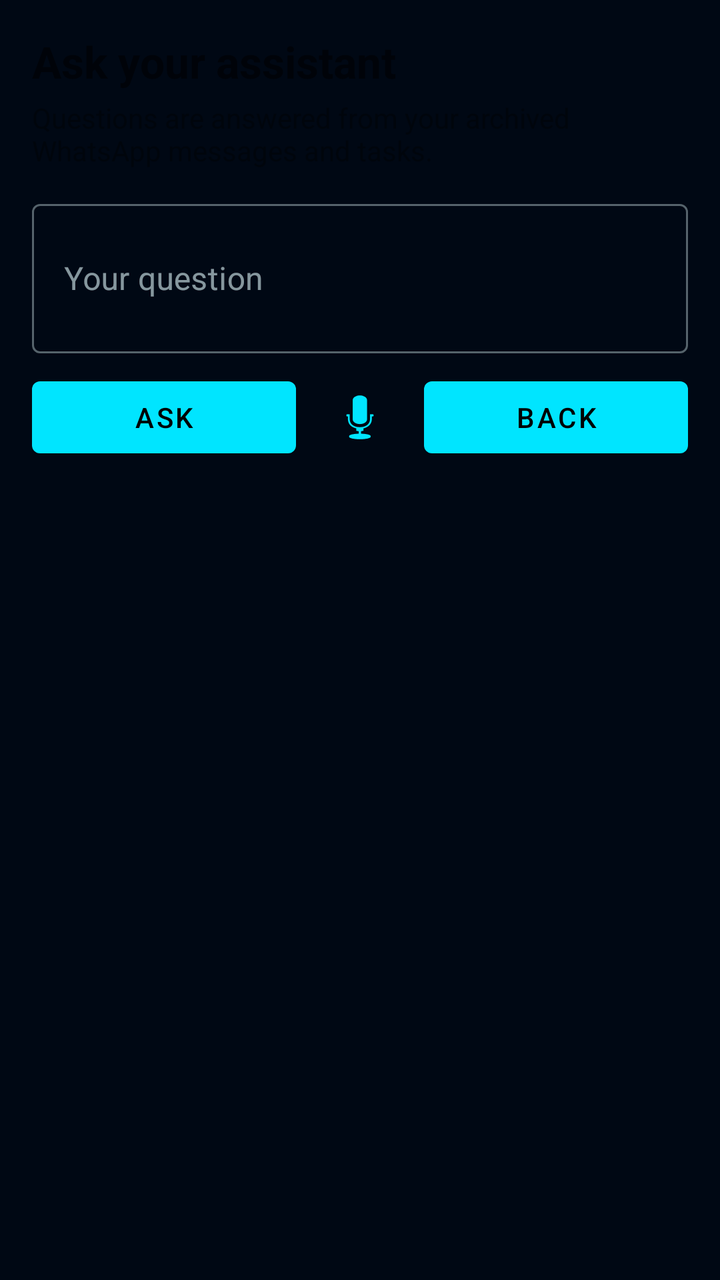
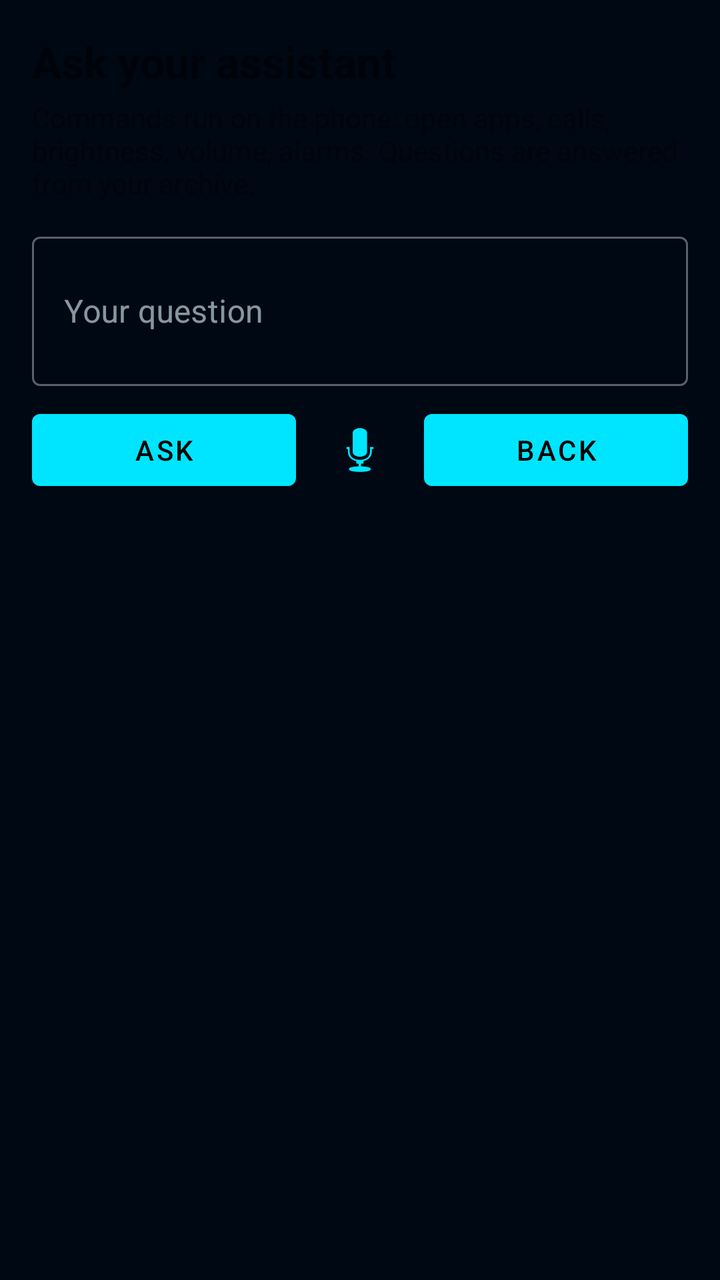

An Android layout rendered at two revisions. The XML below is the earlier revision; the diff shows what the commit changed to produce the second picture.
<!-- AndroidManifest.xml: application theme Theme.BonjeeNotifier -->
<!-- res/layout/activity_ask.xml -->
<?xml version="1.0" encoding="utf-8"?>
<LinearLayout xmlns:android="http://schemas.android.com/apk/res/android"
    xmlns:app="http://schemas.android.com/apk/res-auto"
    android:layout_width="match_parent"
    android:layout_height="match_parent"
    android:orientation="vertical"
    android:padding="16dp">

    <TextView
        android:layout_width="wrap_content"
        android:layout_height="wrap_content"
        android:text="Ask your assistant"
        android:textSize="22sp"
        android:textStyle="bold" />

    <TextView
        android:layout_width="match_parent"
        android:layout_height="wrap_content"
        android:layout_marginTop="4dp"
        android:layout_marginBottom="12dp"
        android:alpha="0.7"
        android:text="Questions are answered from your archived WhatsApp messages and tasks." />

    <com.google.android.material.textfield.TextInputLayout
        style="@style/Widget.MaterialComponents.TextInputLayout.OutlinedBox"
        android:layout_width="match_parent"
        android:layout_height="wrap_content"
        android:hint="Your question">

        <com.google.android.material.textfield.TextInputEditText
            android:id="@+id/editQuestion"
            android:layout_width="match_parent"
            android:layout_height="wrap_content"
            android:inputType="textMultiLine"
            android:minLines="2" />
    </com.google.android.material.textfield.TextInputLayout>

    <LinearLayout
        android:layout_width="match_parent"
        android:layout_height="wrap_content"
        android:layout_marginTop="8dp"
        android:orientation="horizontal">

        <Button
            android:id="@+id/btnAsk"
            android:layout_width="0dp"
            android:layout_height="wrap_content"
            android:layout_weight="1"
            android:text="Ask" />

        <ImageButton
            android:id="@+id/btnMic"
            android:layout_width="48dp"
            android:layout_height="48dp"
            android:layout_gravity="center_vertical"
            android:layout_marginStart="8dp"
            android:layout_marginEnd="8dp"
            android:background="?attr/selectableItemBackgroundBorderless"
            android:contentDescription="Speak"
            android:src="@android:drawable/ic_btn_speak_now"
            android:tint="@color/cyan" />

        <Button
            android:id="@+id/btnBack"
            android:layout_width="0dp"
            android:layout_height="wrap_content"
            android:layout_weight="1"
            android:text="Back" />
    </LinearLayout>

    <ScrollView
        android:layout_width="match_parent"
        android:layout_height="0dp"
        android:layout_marginTop="12dp"
        android:layout_weight="1">

        <TextView
            android:id="@+id/txtAnswer"
            android:layout_width="match_parent"
            android:layout_height="wrap_content"
            android:fontFamily="monospace"
            android:textIsSelectable="true"
            android:textSize="13sp" />
    </ScrollView>

</LinearLayout>
<!-- resources referenced by this layout -->
<resources>
  <color name="cyan">#00e5ff</color>
  <style name="Theme.BonjeeNotifier" parent="Theme.MaterialComponents.DayNight.NoActionBar">
          <item name="colorPrimary">@color/cyan</item>
          <item name="colorPrimaryVariant">@color/cyan_bright</item>
          <item name="colorOnPrimary">@color/black</item>
          <item name="colorSecondary">@color/orange</item>
          <item name="colorSecondaryVariant">@color/orange_bright</item>
          <item name="colorOnSecondary">@color/black</item>
          <item name="android:statusBarColor">@color/bg_primary</item>
          <item name="android:navigationBarColor">@color/bg_primary</item>
          <item name="android:windowBackground">@color/bg_primary</item>
          <item name="colorSurface">@color/bg_card</item>
          <item name="colorOnSurface">@color/text_primary</item>
      </style>
  <color name="cyan_bright">#18ffff</color>
  <color name="black">#FF000000</color>
  <color name="orange">#ff6f00</color>
  <color name="orange_bright">#ff9100</color>
  <color name="bg_primary">#000814</color>
  <color name="bg_card">#000d1a</color>
  <color name="text_primary">#e0f7fa</color>
</resources>

<!-- the commit's change to res/layout/activity_ask.xml (unified diff, before → after) -->
@@ -19,7 +19,7 @@
         android:layout_marginTop="4dp"
         android:layout_marginBottom="12dp"
         android:alpha="0.7"
-        android:text="Questions are answered from your archived WhatsApp messages and tasks." />
+        android:text="Commands run on the phone: open apps, calls, brightness, volume, alarms. Questions are answered from your archive." />
 
     <com.google.android.material.textfield.TextInputLayout
         style="@style/Widget.MaterialComponents.TextInputLayout.OutlinedBox"
